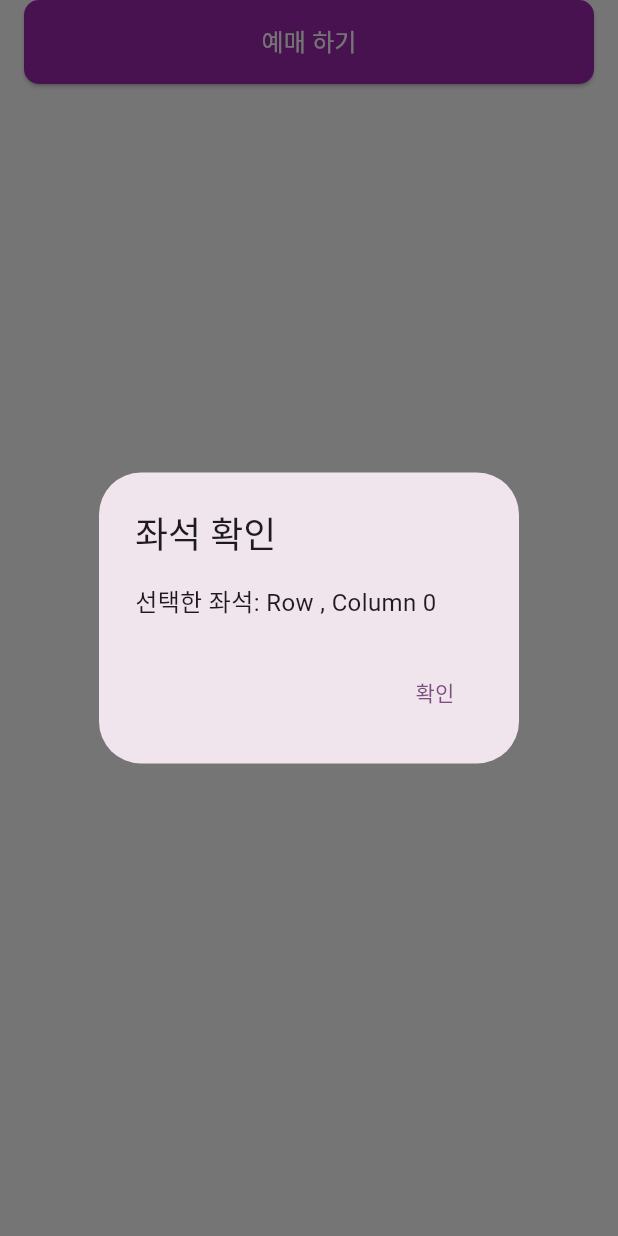
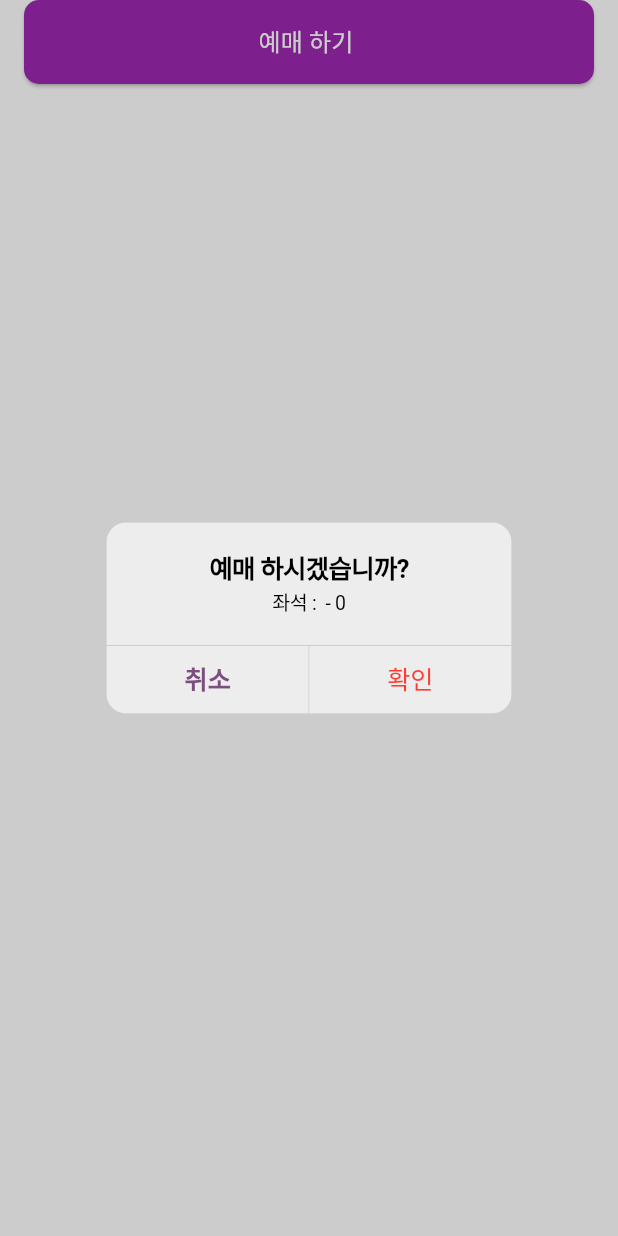
Before and after one commit to ballalssica/flutter_train_app, a Flutter app: the SeatChooseButton widget shown alone on an empty page, opened directly with empty values, after a tap on "예매 하기", on a phone screen of 412 x 824 dp. Run offline on Flutter 3.47's test engine with Material 3 defaults, Android fonts, the phone set to English and light mode, and no system bars.

Commit message:
fix: 코드오류수정
추가기능 업뎃하려다 실수한거 복구

```diff
--- a/lib/seat/widgets/seat_choose_button.dart
+++ b/lib/seat/widgets/seat_choose_button.dart
@@ -1,10 +1,11 @@
+import 'package:flutter/cupertino.dart';
 import 'package:flutter/material.dart';
 
 class SeatChooseButton extends StatelessWidget {
   final int? selectedCol;
   final String? selectedRow;
 
-  SeatChooseButton(this.selectedCol, this.selectedRow);
+  SeatChooseButton(this.selectedCol, this.selectedRow); // 생성자에서 값을 받도록 설정
 
   @override
   Widget build(BuildContext context) {
@@ -14,21 +15,23 @@ class SeatChooseButton extends StatelessWidget {
         width: double.infinity,
         child: ElevatedButton(
           onPressed: () {
-            // 버튼 클릭 시 AlertDialog 표시
-            showDialog(
+            showCupertinoDialog(
               context: context,
-              builder: (BuildContext context) {
-                return AlertDialog(
-                  title: Text('좌석 확인'),
-                  content: Text(
-                    '선택한 좌석: Row $selectedRow, Column $selectedCol',
-                    style: TextStyle(fontSize: 16),
-                  ),
+              builder: (context) {
+                return CupertinoAlertDialog(
+                  title: Text('예매 하시겠습니까?'),
+                  content: Text('좌석 : $selectedRow - $selectedCol'),
                   actions: [
-                    TextButton(
+                    CupertinoDialogAction(
+                      isDefaultAction: true,
                       onPressed: () {
-                        Navigator.of(context).pop(); // AlertDialog 닫기
+                        Navigator.of(context).pop();
                       },
+                      child: Text('취소'),
+                    ),
+                    CupertinoDialogAction(
+                      isDestructiveAction: true,
+                      onPressed: () {},
                       child: Text('확인'),
                     ),
                   ],
@@ -37,14 +40,14 @@ class SeatChooseButton extends StatelessWidget {
             );
           },
           style: ElevatedButton.styleFrom(
-            padding: EdgeInsets.symmetric(vertical: 16),
+            padding: EdgeInsets.symmetric(horizontal: 40, vertical: 16),
             backgroundColor: Colors.purple,
             shape: RoundedRectangleBorder(
-              borderRadius: BorderRadius.circular(10),
+              borderRadius: BorderRadius.circular(10), // 둥근 모서리 설정
             ),
           ),
           child: Text(
-            '예매 하기',
+            '예매 하기 ',
             style: TextStyle(
               color: Colors.white,
               fontSize: 16,
```
Also changed, not shown: lib/seat/seat_page.dart (+11 -4 lines), lib/seat/widgets/seat_choose.dart (+4 -10 lines), lib/home/home_page.dart (line endings or trailing spaces), lib/station_list/station_list_page.dart (line endings or trailing spaces).
